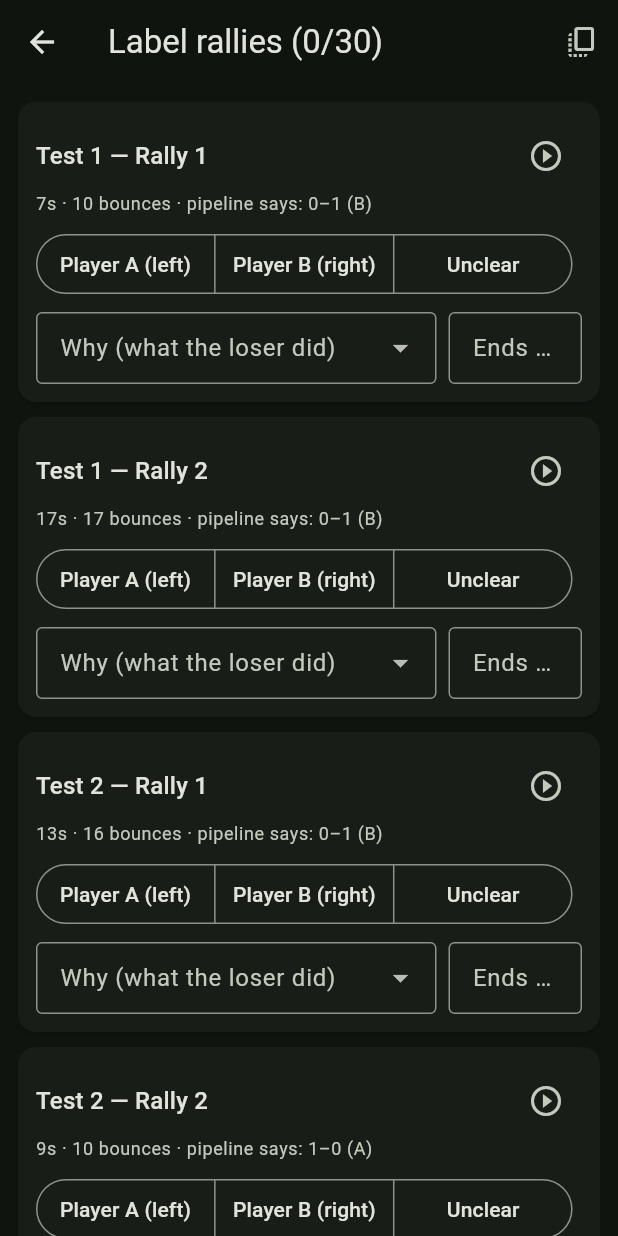
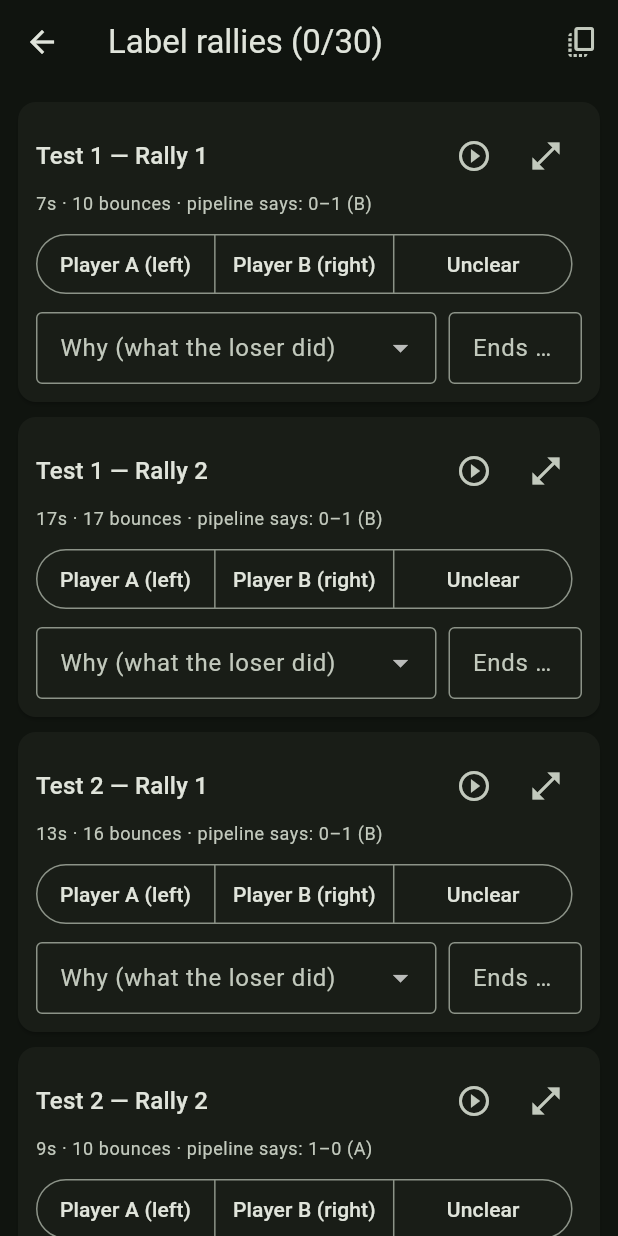
Before and after one commit to TonyZhou05/pong-ai, a Flutter app: the LabelingScreen screen opened directly, on a phone screen of 412 x 824 dp. Run offline on Flutter 3.47's test engine with Material 3 defaults, Android fonts, the phone set to English and light mode, and no system bars; our stand-ins replace flutter_tts, share_plus, shared_preferences, video_player; missing offline and left inert: ultralytics_yolo; accounts and stored records are empty.

Commit message:
Inline footage + live timer in the labeling workbench; project skills
Label rallies now plays each rally's actual footage inline next to its
labeling controls: tap Show footage to watch the clip in-card (play/pause/
restart), with a live tabular-figures playback timer beside a one-tap
"Use as end time" button that stamps the current position into the rally's
end-time label — so who-won/why/when can be recorded while watching. The
inline player reuses the injectable FootagePlayer seam (fake-driven in
tests; ticker cancels on collapse/dispose). "Open with AI overlays" still
jumps to the full footage Match screen.

Also checks in .claude/skills/ capturing this project's workflows for
future sessions: footage-corpus (extraction → labeling → combine →
manifest → verification sweep, and the sweep-as-gate discipline),
verify-scoring (the events → frames → truth → rule-fix loop, plus every
rule/failure-mode already handled and why), and train-ball-detector
(fine-tuning recipe, metrics achieved, and the dense-track regression
caution before integrating better detectors).

711 tests.

Co-Authored-By: Claude Fable 5 <noreply@anthropic.com>

```diff
--- a/lib/features/labeling/labeling_screen.dart
+++ b/lib/features/labeling/labeling_screen.dart
@@ -1,3 +1,5 @@
+import 'dart:async';
+
 import 'package:flutter/material.dart';
 import 'package:flutter/services.dart';
 
@@ -5,17 +7,19 @@ import '../../core/labels/rally_label_store.dart';
 import '../match/footage_demo.dart';
 import '../match/match_screen.dart';
 
-/// Human-labeling workbench for the rally corpus: for every rally clip,
-/// record who won, why (the losing action, in ITTF terms), and a rough end
-/// time — alongside the pipeline's current call so confirming or correcting
-/// is unambiguous. Labels persist locally and export as JSON for the
-/// training tooling (they become benchmark ground truth and, at volume,
-/// training data for a learned referee).
+/// Human-labeling workbench for the rally corpus: every rally clip with its
+/// actual footage playable inline, a live playback timer, and controls to
+/// record who won, why (the losing action, in ITTF terms), and the rally's
+/// end time (one tap stamps the current playback position). The pipeline's
+/// current call is shown alongside so confirming or correcting is
+/// unambiguous. Labels persist locally and export as JSON for the training
+/// tooling.
 class LabelingScreen extends StatefulWidget {
   const LabelingScreen({
     super.key,
     this.manifestLoader = loadFootageManifest,
     this.labelStore,
+    this.playerBuilder = VideoFootagePlayer.new,
   });
 
   /// Resolves the corpus entries. Defaults to the bundled manifest asset.
@@ -23,6 +27,11 @@ class LabelingScreen extends StatefulWidget {
 
   /// Label persistence; defaults to the shared_preferences-backed store.
   final RallyLabelStore? labelStore;
+
+  /// Builds the inline footage player for a video asset. Defaults to the
+  /// real `video_player`-backed implementation; tests inject a fake whose
+  /// position the test drives (no platform channel headlessly).
+  final FootagePlayer Function(String videoAsset) playerBuilder;
 
   @override
   State<LabelingScreen> createState() => _LabelingScreenState();
@@ -118,12 +127,14 @@ class _LabelingScreenState extends State<LabelingScreen> {
                   padding: const EdgeInsets.all(12),
                   itemCount: clips.length,
                   itemBuilder: (context, i) => _RallyLabelCard(
+                    key: ValueKey(clips[i].id),
                     clip: clips[i],
                     label: _labels[clips[i].id],
+                    playerBuilder: widget.playerBuilder,
                     onWinner: (w) => _update(clips[i], winner: w),
                     onReason: (r) => _update(clips[i], reason: r),
                     onEndSeconds: (s) => _update(clips[i], endSeconds: s),
-                    onWatch: () => Navigator.of(context).push(
+                    onWatchFull: () => Navigator.of(context).push(
                       MaterialPageRoute<void>(
                         builder: (_) => MatchScreen(footage: clips[i].demo),
                       ),
@@ -134,28 +145,90 @@ class _LabelingScreenState extends State<LabelingScreen> {
   }
 }
 
-class _RallyLabelCard extends StatelessWidget {
+class _RallyLabelCard extends StatefulWidget {
   const _RallyLabelCard({
+    super.key,
     required this.clip,
     required this.label,
+    required this.playerBuilder,
     required this.onWinner,
     required this.onReason,
     required this.onEndSeconds,
-    required this.onWatch,
+    required this.onWatchFull,
   });
 
   final FootageMatch clip;
   final RallyLabel? label;
+  final FootagePlayer Function(String videoAsset) playerBuilder;
   final ValueChanged<String> onWinner;
   final ValueChanged<RallyLabelReason> onReason;
   final ValueChanged<double> onEndSeconds;
-  final VoidCallback onWatch;
+  final VoidCallback onWatchFull;
+
+  @override
+  State<_RallyLabelCard> createState() => _RallyLabelCardState();
+}
+
+class _RallyLabelCardState extends State<_RallyLabelCard> {
+  /// The inline footage player, live while the footage section is open.
+  FootagePlayer? _player;
+  bool _playerReady = false;
+
+  /// Polls the playback position so the timer readout stays live.
+  Timer? _ticker;
+
+  late final TextEditingController _endController = TextEditingController(
+    text: widget.label?.endSeconds?.toStringAsFixed(1) ?? '',
+  );
+
+  @override
+  void dispose() {
+    _ticker?.cancel();
+    _player?.dispose();
+    _endController.dispose();
+    super.dispose();
+  }
+
+  Future<void> _toggleFootage() async {
+    if (_player != null) {
+      _ticker?.cancel();
+      _ticker = null;
+      final p = _player;
+      setState(() {
+        _player = null;
+        _playerReady = false;
+      });
+      await p?.dispose();
+      return;
+    }
+    final player = widget.playerBuilder(widget.clip.demo.videoAsset);
+    setState(() => _player = player);
+    await player.initialize();
+    if (!mounted || _player != player) return;
+    await player.play();
+    _ticker = Timer.periodic(const Duration(milliseconds: 100), (_) {
+      if (mounted) setState(() {});
+    });
+    setState(() => _playerReady = true);
+  }
+
+  double get _positionSeconds =>
+      (_player?.position.inMilliseconds ?? 0) / 1000.0;
+
+  void _useCurrentTime() {
+    final s = double.parse(_positionSeconds.toStringAsFixed(1));
+    _endController.text = s.toStringAsFixed(1);
+    widget.onEndSeconds(s);
+  }
 
   @override
   Widget build(BuildContext context) {
     final theme = Theme.of(context);
+    final clip = widget.clip;
+    final label = widget.label;
     final secs = (clip.durationMs / 1000).toStringAsFixed(0);
     final current = clip.truthSummary;
+    final player = _player;
     return Card(
       margin: const EdgeInsets.only(bottom: 10),
       child: Padding(
@@ -175,9 +248,19 @@ class _RallyLabelCard extends StatelessWidget {
                     color: theme.colorScheme.primary,
                   ),
                 IconButton(
-                  tooltip: 'Watch this rally',
-                  icon: const Icon(Icons.play_circle_outline),
-                  onPressed: onWatch,
+                  tooltip:
+                      player == null ? 'Show footage' : 'Hide footage',
+                  icon: Icon(
+                    player == null
+                        ? Icons.play_circle_outline
+                        : Icons.expand_less,
+                  ),
+                  onPressed: _toggleFootage,
+                ),
+                IconButton(
+                  tooltip: 'Open with AI overlays',
+                  icon: const Icon(Icons.open_in_full),
+                  onPressed: widget.onWatchFull,
                 ),
               ],
             ),
@@ -187,6 +270,75 @@ class _RallyLabelCard extends StatelessWidget {
               style: theme.textTheme.bodySmall
                   ?.copyWith(color: theme.colorScheme.onSurfaceVariant),
             ),
+            if (player != null) ...[
+              const SizedBox(height: 8),
+              if (!_playerReady)
+                const Center(
+                  child: Padding(
+                    padding: EdgeInsets.all(24),
+                    child: CircularProgressIndicator(),
+                  ),
+                )
+              else ...[
+                ClipRRect(
+                  borderRadius: BorderRadius.circular(8),
+                  child: AspectRatio(
+                    aspectRatio: player.aspectRatio,
+                    child: player.view,
+                  ),
+                ),
+                Row(
+                  children: [
+                    IconButton(
+                      tooltip: player.isPlaying ? 'Pause' : 'Play',
+                      icon: Icon(
+                        player.isPlaying ? Icons.pause : Icons.play_arrow,
+                      ),
+                      onPressed: () async {
+                        if (player.isPlaying) {
+                          await player.pause();
+                        } else {
+                          await player.play();
+                        }
+                        if (mounted) setState(() {});
+                      },
+                    ),
+                    IconButton(
+                      tooltip: 'Restart',
+                      icon: const Icon(Icons.replay),
+                      onPressed: () async {
+                        await player.seekToStart();
+                        await player.play();
+                        if (mounted) setState(() {});
+                      },
+                    ),
+                    // The live playback timer — read the rally's end off it.
+                    Container(
+                      padding: const EdgeInsets.symmetric(
+                        horizontal: 10,
+                        vertical: 4,
+                      ),
+                      decoration: BoxDecoration(
+                        color: theme.colorScheme.surfaceContainerHighest,
+                        borderRadius: BorderRadius.circular(8),
+                      ),
+                      child: Text(
+                        '⏱ ${_positionSeconds.toStringAsFixed(1)}s',
+                        style: theme.textTheme.titleMedium?.copyWith(
+                          fontFeatures: const [FontFeature.tabularFigures()],
+                        ),
+                      ),
+                    ),
+                    const SizedBox(width: 8),
+                    FilledButton.tonalIcon(
+                      icon: const Icon(Icons.timer_outlined, size: 18),
+                      label: const Text('Use as end time'),
+                      onPressed: _useCurrentTime,
+                    ),
+                  ],
+                ),
+              ],
+            ],
             const SizedBox(height: 8),
             SegmentedButton<String>(
               segments: const [
@@ -194,10 +346,10 @@ class _RallyLabelCard extends StatelessWidget {
                 ButtonSegment(value: 'b', label: Text('Player B (right)')),
                 ButtonSegment(value: 'unclear', label: Text('Unclear')),
               ],
-              selected: {if (label != null) label!.winner},
+              selected: {if (label != null) label.winner},
               emptySelectionAllowed: true,
               onSelectionChanged: (sel) {
-                if (sel.isNotEmpty) onWinner(sel.first);
+                if (sel.isNotEmpty) widget.onWinner(sel.first);
               },
             ),
             const SizedBox(height: 8),
@@ -224,14 +376,14 @@ class _RallyLabelCard extends StatelessWidget {
                         ),
                     ],
                     onChanged: (r) {
-                      if (r != null) onReason(r);
+                      if (r != null) widget.onReason(r);
                     },
                   ),
                 ),
                 const SizedBox(width: 8),
                 Expanded(
                   child: TextFormField(
-                    initialValue: label?.endSeconds?.toStringAsFixed(1),
+                    controller: _endController,
                     keyboardType: const TextInputType.numberWithOptions(
                       decimal: true,
                     ),
@@ -242,7 +394,7 @@ class _RallyLabelCard extends StatelessWidget {
                     ),
                     onFieldSubmitted: (v) {
                       final s = double.tryParse(v);
-                      if (s != null) onEndSeconds(s);
+                      if (s != null) widget.onEndSeconds(s);
                     },
                   ),
                 ),
```
Also changed, not shown: 4 other files.
